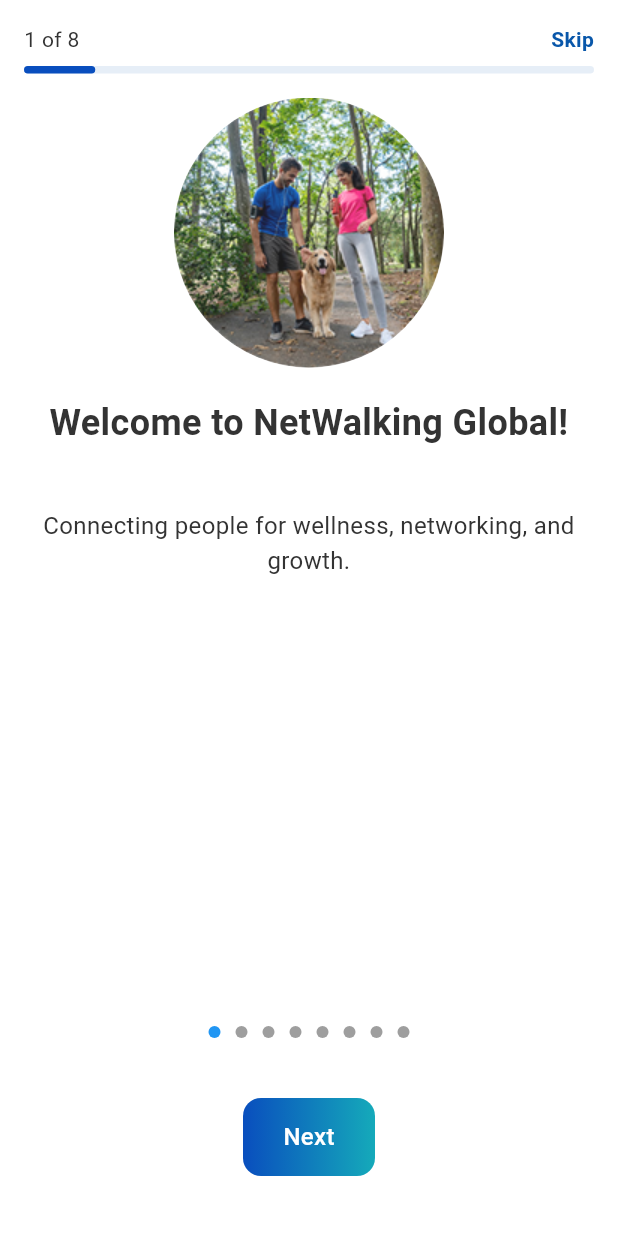
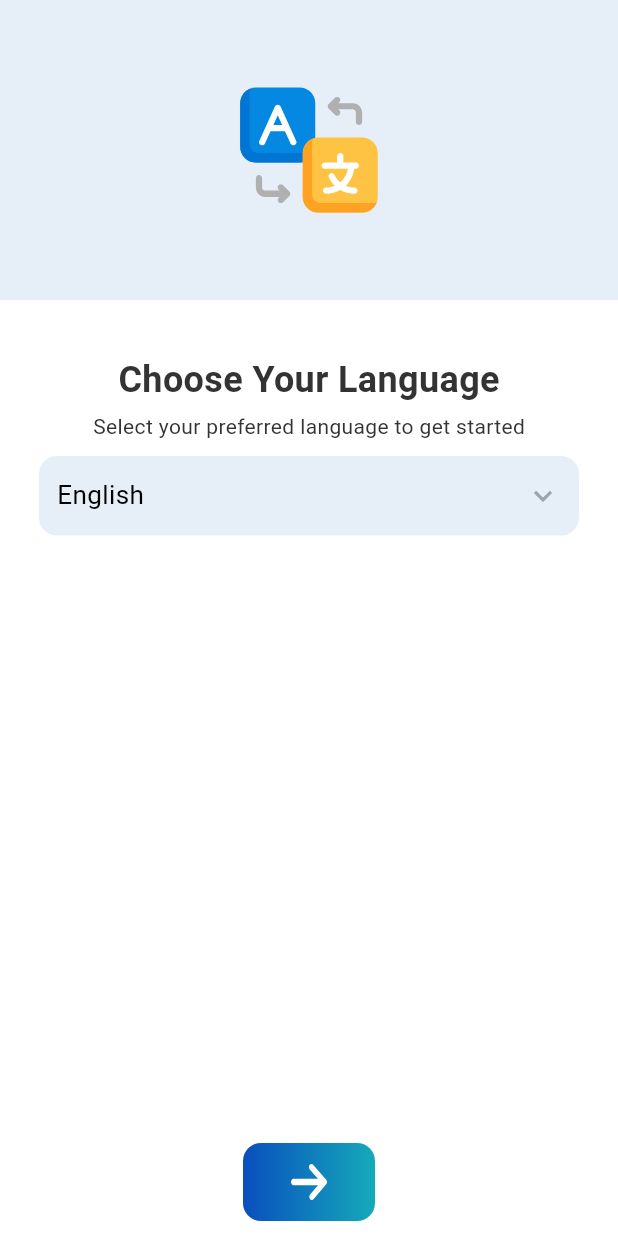
Before and after one commit to MdLimon123/Netwalking-Global, a Flutter app: the screen it shows after launch, after a tap on "Skip", on a phone screen of 412 x 824 dp. Run offline on Flutter 3.47's test engine with Material 3 defaults, Android fonts, the phone set to English and light mode, and no system bars; our stand-ins replace flutter_screenutil, flutter_spinkit, flutter_svg, get, shared_preferences; Roboto replaces fonts that are missing (Montserrat); project files that could hold a hidden picture were left out.

Commit message:
select language done

```diff
--- /dev/null
+++ b/assets/language/de.json
@@ -0,0 +1,4 @@
+{
+  "app_name": "Thema und Sprache testen",
+
+}
--- /dev/null
+++ b/assets/language/fr.json
@@ -0,0 +1,3 @@
+{
+  "app_name": "Test du thème et de la langue"
+}
--- /dev/null
+++ b/assets/language/hi.json
@@ -0,0 +1,4 @@
+{
+  "app_name": "थीम और भाषा परीक्षण",
+
+}
--- /dev/null
+++ b/assets/language/ko.json
@@ -0,0 +1,4 @@
+{
+  "app_name": "테마 및 언어 테스트",
+
+}
--- /dev/null
+++ b/assets/language/vi.json
@@ -0,0 +1,4 @@
+{
+  "app_name": "Kiểm tra chủ đề và ngôn ngữ",
+
+}
--- /dev/null
+++ b/lib/controllers/language_controller.dart
@@ -0,0 +1,32 @@
+import 'package:get/get.dart';
+
+class LanguageController extends GetxController{
+
+  var isExpanded = false.obs;
+  var selectedLanguage = 'English'.obs;
+  var searchQuery = ''.obs;
+
+  List<String> languages = [
+    'English',
+    'Arabic',
+    'Spanish',
+    'French',
+    'German',
+    'Hindi',
+    'Korean',
+    'Vietnamese'
+  ];
+
+  List<String> get filteredLanguages {
+    if (searchQuery.value.isEmpty) return languages;
+    return languages
+        .where((lang) =>
+        lang.toLowerCase().contains(searchQuery.value.toLowerCase()))
+        .toList();
+  }
+
+  void selectLanguage(String lang) {
+    selectedLanguage.value = lang;
+  }
+
+}
--- a/lib/helpers/route.dart
+++ b/lib/helpers/route.dart
@@ -1,4 +1,5 @@
 import 'package:get/get.dart';
+import 'package:netwalking_global/views/screen/SelectLanguage/select_language_screen.dart';
 import 'package:netwalking_global/views/screen/Splash/onboarding_screen.dart';
 
 
@@ -14,6 +15,7 @@
   static String profileScreen="/profile_screen";
   static String walletScreen="/wallet_screen";
   static String onboradingScreen="/onboarding_screen";
+  static String selectLanguage = "/select_language_screen";
 
  static List<GetPage> page=[
     GetPage(name:splashScreen, page: ()=>const SplashScreen()),
@@ -21,6 +23,7 @@
     GetPage(name:walletScreen, page: ()=>const WalletScreen(),transition:Transition.noTransition),
     GetPage(name:profileScreen, page: ()=>const ProfileScreen(),transition: Transition.noTransition),
     GetPage(name:onboradingScreen, page: ()=>const OnboardingScreen(),transition: Transition.noTransition),
+   GetPage(name: selectLanguage, page: ()=> const SelectLanguageScreen(), transition: Transition.noTransition)
   ];
 
 
--- /dev/null
+++ b/lib/views/screen/SelectLanguage/select_language_screen.dart
@@ -0,0 +1,201 @@
+import 'package:flutter/material.dart';
+import 'package:flutter_svg/flutter_svg.dart';
+import 'package:get/get.dart';
+import 'package:netwalking_global/controllers/language_controller.dart';
+import 'package:netwalking_global/controllers/localization_controller.dart';
+import 'package:netwalking_global/models/language_model.dart';
+import 'package:netwalking_global/utils/app_colors.dart';
+import 'package:netwalking_global/utils/app_constants.dart';
+import 'package:netwalking_global/utils/style.dart';
+import 'package:netwalking_global/views/base/custom_button.dart';
+
+class SelectLanguageScreen extends StatefulWidget {
+  const SelectLanguageScreen({super.key});
+
+  @override
+  State<SelectLanguageScreen> createState() => _SelectLanguageScreenState();
+}
+
+class _SelectLanguageScreenState extends State<SelectLanguageScreen> {
+
+  final _languageController = Get.put(LanguageController());
+  final _localizationController = Get.find<LocalizationController>();
+
+  @override
+  Widget build(BuildContext context) {
+    return Scaffold(
+      body: SafeArea(
+        child: Column(
+          children: [
+            Container(
+              width: double.infinity,
+              height: 200,
+              decoration: BoxDecoration(
+                color: Color(0xFFE6EEF7)
+              ),
+              child: Center(
+                child: SvgPicture.asset('assets/icons/language.svg'),
+              ),
+            ),
+            SizedBox(height: 36,),
+            Expanded(
+              child: SingleChildScrollView(
+                child: Column(
+                  children: [
+                    Text("Choose Your Language",
+                      style: TextStyle(
+                          fontSize: 24,
+                          fontWeight: FontWeight.w600,
+                          color: AppColors.textColor
+                      ),),
+                    SizedBox(height: 4,),
+                    Text("Select your preferred language to get started",
+                      style: TextStyle(
+                          fontSize: 14,
+                          fontWeight: FontWeight.w400,
+                          color: AppColors.textColor
+                      ),),
+                    SizedBox(height: 10,),
+                    Obx(() {
+                      return Padding(
+                        padding: const EdgeInsets.symmetric(horizontal: 26),
+                        child: Column(
+                          crossAxisAlignment: CrossAxisAlignment.start,
+                          children: [
+                            // Dropdown header
+                            GestureDetector(
+                              onTap: () => _languageController.isExpanded.toggle(),
+                              child: Container(
+                                padding: const EdgeInsets.symmetric(horizontal: 12, vertical: 14),
+                                decoration: BoxDecoration(
+                                  color: Color(0xFFE6EEF7),
+                                  borderRadius: BorderRadius.circular(12),
+                                ),
+                                child: Row(
+                                  mainAxisAlignment: MainAxisAlignment.spaceBetween,
+                                  children: [
+                                    Text(
+                                      _languageController.selectedLanguage.value,
+                                      style: AppStyles.h3(color: const Color(0xFF000000)),
+                                    ),
+                                    Icon(
+                                      _languageController.isExpanded.value
+                                          ? Icons.keyboard_arrow_up
+                                          : Icons.keyboard_arrow_down,
+                                      color: const Color(0xFF9CA3AF),
+                                    ),
+                                  ],
+                                ),
+                              ),
+                            ),
+
+                            // Expanded dropdown content
+                            if (_languageController.isExpanded.value) ...[
+                              const SizedBox(height: 4),
+                              Container(
+                                decoration: BoxDecoration(
+                                  color: Colors.white,
+                                  borderRadius: BorderRadius.circular(16),
+                                  border: Border.all(color: const Color(0xFFD1D5DB)),
+                                ),
+                                child: Column(
+                                  children: [
+
+                                    Obx(() {
+                                      return Column(
+                                        children: _languageController.filteredLanguages.map((lang) {
+
+                                          bool isSelected = _languageController.selectedLanguage.value == lang.tr;
+
+                                          return GestureDetector(
+                                            onTap: () {
+                                              _languageController.selectLanguage(lang.tr);
+                                              LanguageModel? selectedLangModel = AppConstants.languages.firstWhere(
+
+                                                    (language) => language.languageName == lang,
+                                                orElse: () => AppConstants.languages[0],
+                                              );
+                                              _localizationController.setLanguage(
+                                                Locale(selectedLangModel.languageCode, selectedLangModel.countryCode),
+
+                                              );
+                                              _languageController.isExpanded.value = false;
+                                            },
+                                            child: Container(
+                                              decoration: BoxDecoration(
+                                              ),
+                                              child: ListTile(
+                                                title: Text(
+                                                  lang.tr, // Adjusted if lang is a key
+                                                  style: AppStyles.h3(color: const Color(0xFF4B5563)),
+                                                ),
+                                                trailing: isSelected
+                                                    ? Icon(Icons.check_circle, color: AppColors.primaryColor)
+                                                    : Container(
+                                                  height: 20,
+                                                  width: 20,
+                                                  decoration: BoxDecoration(
+                                                    shape: BoxShape.circle,
+                                                    border:
+                                                    Border.all(color: const Color(0xFFD1D5DB), width: 1),
+                                                    boxShadow: [
+                                                      BoxShadow(
+                                                        color: const Color(0xFF12110D).withValues(alpha: 0.12),
+                                                        blurRadius: 20,
+                                                        offset: const Offset(0, 4),
+                                                        spreadRadius: 0,
+                                                      )
+                                                    ],
+                                                  ),
+                                                ),
+                                              ),
+                                            ),
+                                          );
+                                        }).toList(),
+                                      );
+                                    })
+
+                                  ],
+                                ),
+                              ),
+                            ]
+                          ],
+                        ),
+                      );
+                    }),
+                  ],
+                ),
+              ),
+            ),
+
+            InkWell(
+              onTap: (){
+
+              },
+              child: Container(
+                height: 52,
+                margin: EdgeInsets.only(bottom: 10),
+                width: 88,
+                decoration: BoxDecoration(
+                  borderRadius: BorderRadius.circular(12),
+                  gradient: LinearGradient(
+                    colors: [
+                      Color(0xFF094EBE),
+                      Color(0xFF15AABA)
+
+                    ]
+                  ),
+                ),
+                child: Padding(
+                  padding: const EdgeInsets.all(8.0),
+                  child: SvgPicture.asset('assets/icons/arrow_right.svg'),
+                ),
+              ),
+            )
+
+          ],
+        ),
+      ),
+    );
+  }
+}
--- a/lib/views/screen/Splash/onboarding_screen.dart
+++ b/lib/views/screen/Splash/onboarding_screen.dart
@@ -1,4 +1,6 @@
 import 'package:flutter/material.dart';
+import 'package:get/get.dart';
+import 'package:netwalking_global/helpers/route.dart';
 import 'package:netwalking_global/utils/app_colors.dart';
 
 class OnboardingScreen extends StatefulWidget {
@@ -85,6 +87,7 @@
                       GestureDetector(
                         onTap: () {
                           /// Login screen
+                          Get.toNamed(AppRoutes.selectLanguage);
                         },
                         child:  Text(
                           "Skip",
@@ -190,7 +193,7 @@
                 onTap: () {
                   if (_currentPage == _onboardingData.length - 1) {
 
-                    Navigator.pushReplacementNamed(context, '/home');
+                    Get.toNamed(AppRoutes.selectLanguage);
                   } else {
                     _pageController.nextPage(
                       duration: const Duration(milliseconds: 300),
```
Also changed, not shown: lib/views/base/custom_button.dart (+42 -12 lines), assets/icons/arrow_right.svg (added), assets/icons/language.svg (added).
